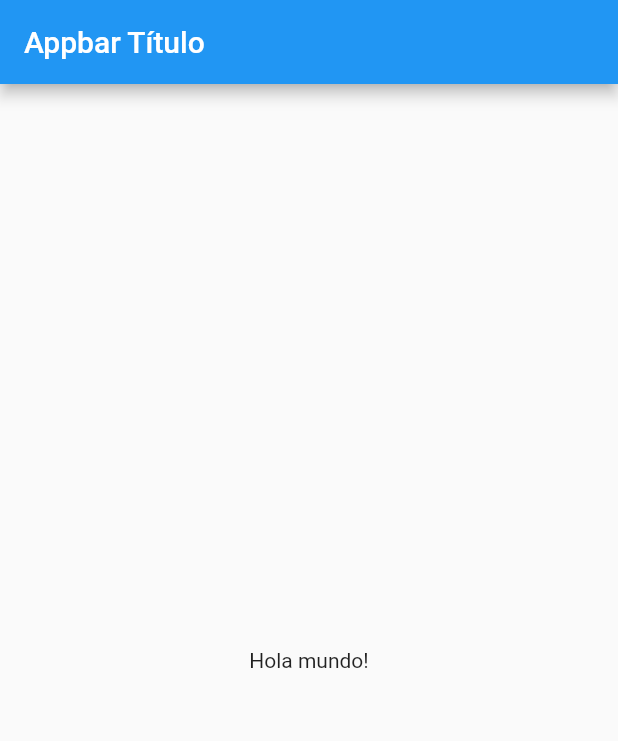
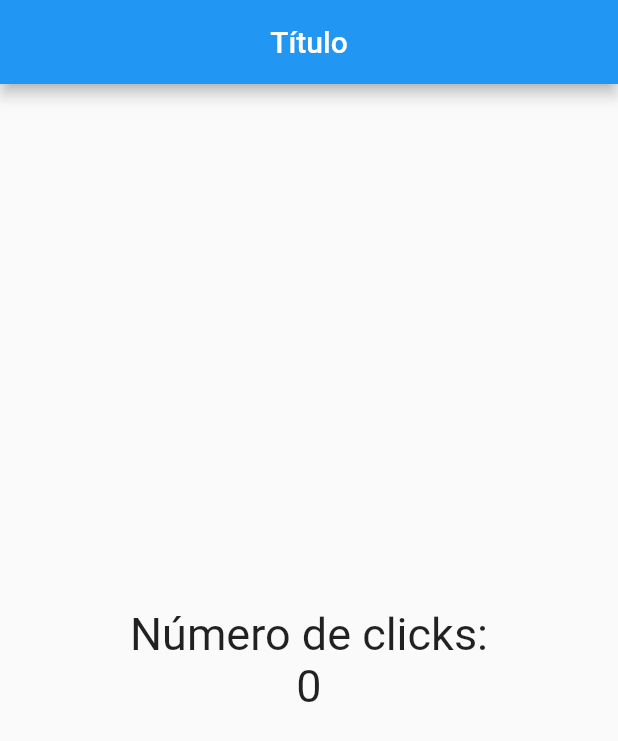
Before and after one commit to jonanv/appcontador_flutter, a Flutter app: the screen it shows after launch, on a phone screen of 412 x 824 dp. Shown: the top 741 px of the screen. Run offline on Flutter 3.47's test engine with Material 2 defaults, Android fonts, the phone set to English and light mode, and no system bars.

Commit message:
widget column y style

```diff
--- a/lib/src/pages/home_page.dart
+++ b/lib/src/pages/home_page.dart
@@ -5,11 +5,18 @@ class HomePage extends StatelessWidget {
     Widget build(BuildContext context) {
         return Scaffold(
             appBar: AppBar(
-                title: Text("Appbar Título"),
+                title: Text('Título'),
+                centerTitle: true,
             ),
             body: Center(
-                child: Text("Hola mundo!"),
-            ),
+                child: Column(
+                    mainAxisAlignment: MainAxisAlignment.center,
+                    children: <Widget>[
+                        Text('Número de clicks:', style: TextStyle(fontSize: 30.0)),
+                        Text('0', style: TextStyle(fontSize: 30.0))
+                    ],
+                )
+            )
         );
     }
 }
```
